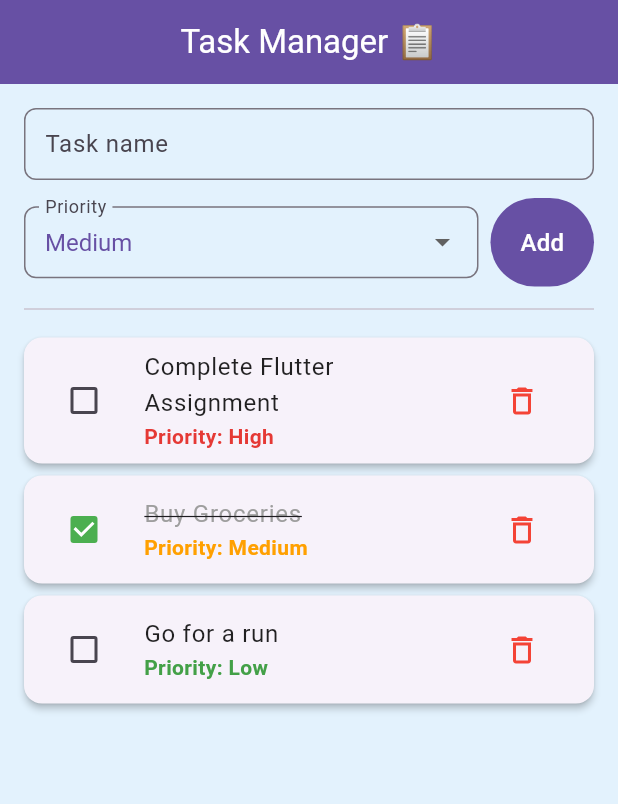
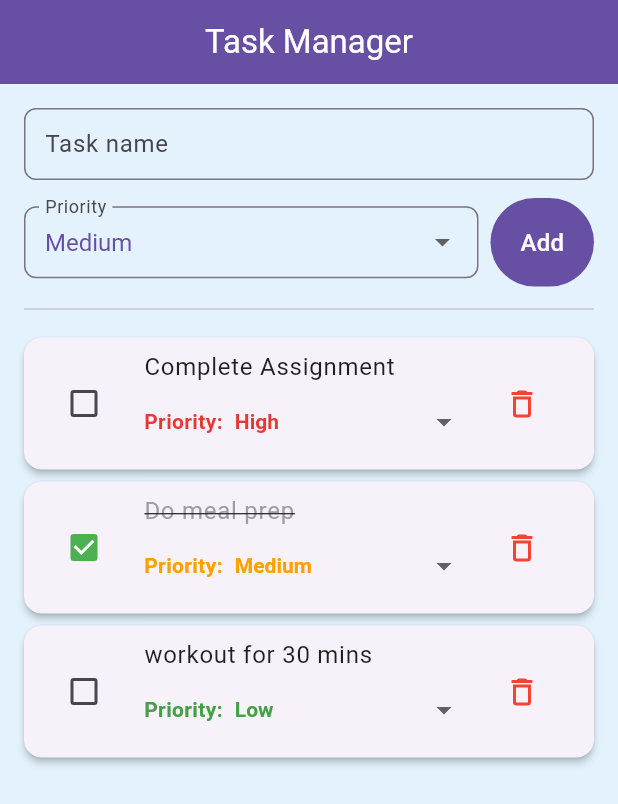
Before and after one commit to Lavanyathangaraj/mad_cw03, a Flutter app: the screen it shows after launch, on a phone screen of 412 x 824 dp. Shown: the top 804 px of the screen. Run offline on Flutter 3.47's test engine with Material 3 defaults, Android fonts, the phone set to English and light mode, and no system bars.

Commit message:
Allow prioty changes after creation

```diff
--- a/lib/main.dart
+++ b/lib/main.dart
@@ -45,9 +45,9 @@ class TaskListScreen extends StatefulWidget {
 
 class _TaskListScreenState extends State<TaskListScreen> {
   final List<Task> _tasks = [
-    Task(name: "Complete Flutter Assignment", priority: TaskPriority.High),
-    Task(name: "Buy Groceries", isCompleted: true, priority: TaskPriority.Medium),
-    Task(name: "Go for a run", priority: TaskPriority.Low),
+    Task(name: "Complete Assignment", priority: TaskPriority.High),
+    Task(name: "Do meal prep", isCompleted: true, priority: TaskPriority.Medium),
+    Task(name: "workout for 30 mins", priority: TaskPriority.Low),
   ];
 
   final TextEditingController _taskController = TextEditingController();
@@ -77,6 +77,13 @@ class _TaskListScreenState extends State<TaskListScreen> {
   void _deleteTask(Task task) {
     setState(() {
       _tasks.remove(task);
+    });
+  }
+
+  // UPDATED: Method to update task priority
+  void _updateTaskPriority(Task task, TaskPriority newPriority) {
+    setState(() {
+      task.priority = newPriority;
     });
   }
 
@@ -122,7 +129,7 @@ class _TaskListScreenState extends State<TaskListScreen> {
       backgroundColor: Colors.blue.shade50,
 
       appBar: AppBar(
-        title: const Text('Task Manager 📋'),
+        title: const Text('Task Manager'),
         centerTitle: true,
         elevation: 2,
         backgroundColor: Theme.of(context).primaryColor,
@@ -151,12 +158,12 @@ class _TaskListScreenState extends State<TaskListScreen> {
                 Expanded(
                   child: DropdownButtonFormField<TaskPriority>(
                     value: _selectedPriority,
-                    decoration: InputDecoration(
+                    decoration: const InputDecoration(
                        labelText: 'Priority',
-                       border: const OutlineInputBorder(
+                       border: OutlineInputBorder(
                         borderRadius: BorderRadius.all(Radius.circular(8)),
                       ),
-                       contentPadding: const EdgeInsets.symmetric(horizontal: 10),
+                       contentPadding: EdgeInsets.symmetric(horizontal: 10),
                     ),
                     icon: const Icon(Icons.arrow_drop_down),
                     elevation: 16,
@@ -195,7 +202,7 @@ class _TaskListScreenState extends State<TaskListScreen> {
               child: sortedTasks.isEmpty
                   ? const Center(
                       child: Text(
-                        'No tasks yet! Add one above. 🎉',
+                        'No tasks are added yet!!',
                         style: TextStyle(fontSize: 18, color: Colors.grey),
                       ),
                     )
@@ -222,12 +229,41 @@ class _TaskListScreenState extends State<TaskListScreen> {
                                 fontSize: 16,
                               ),
                             ),
-                            subtitle: Text(
-                              "Priority: ${task.priority.name}",
-                              style: TextStyle(
-                                color: _getPriorityColor(task.priority),
-                                fontWeight: FontWeight.bold,
-                              ),
+                            // NEW: Priority Display and Dropdown in the subtitle
+                            subtitle: Row(
+                              mainAxisAlignment: MainAxisAlignment.spaceBetween,
+                              children: [
+                                Text(
+                                  "Priority:",
+                                  style: TextStyle(
+                                    color: _getPriorityColor(task.priority),
+                                    fontWeight: FontWeight.bold,
+                                  ),
+                                ),
+                                const SizedBox(width: 8),
+                                Expanded(
+                                  child: DropdownButton<TaskPriority>(
+                                    isExpanded: true,
+                                    value: task.priority,
+                                    style: TextStyle(
+                                      color: _getPriorityColor(task.priority),
+                                      fontWeight: FontWeight.bold,
+                                    ),
+                                    items: TaskPriority.values
+                                        .map((TaskPriority value) => DropdownMenuItem<TaskPriority>(
+                                              value: value,
+                                              child: Text(value.name),
+                                            ))
+                                        .toList(),
+                                    onChanged: (TaskPriority? newValue) {
+                                      if (newValue != null) {
+                                        _updateTaskPriority(task, newValue);
+                                      }
+                                    },
+                                    underline: Container(), // Remove the default underline
+                                  ),
+                                ),
+                              ],
                             ),
                             trailing: IconButton(
                               icon: const Icon(Icons.delete_outline, color: Colors.red),
```
